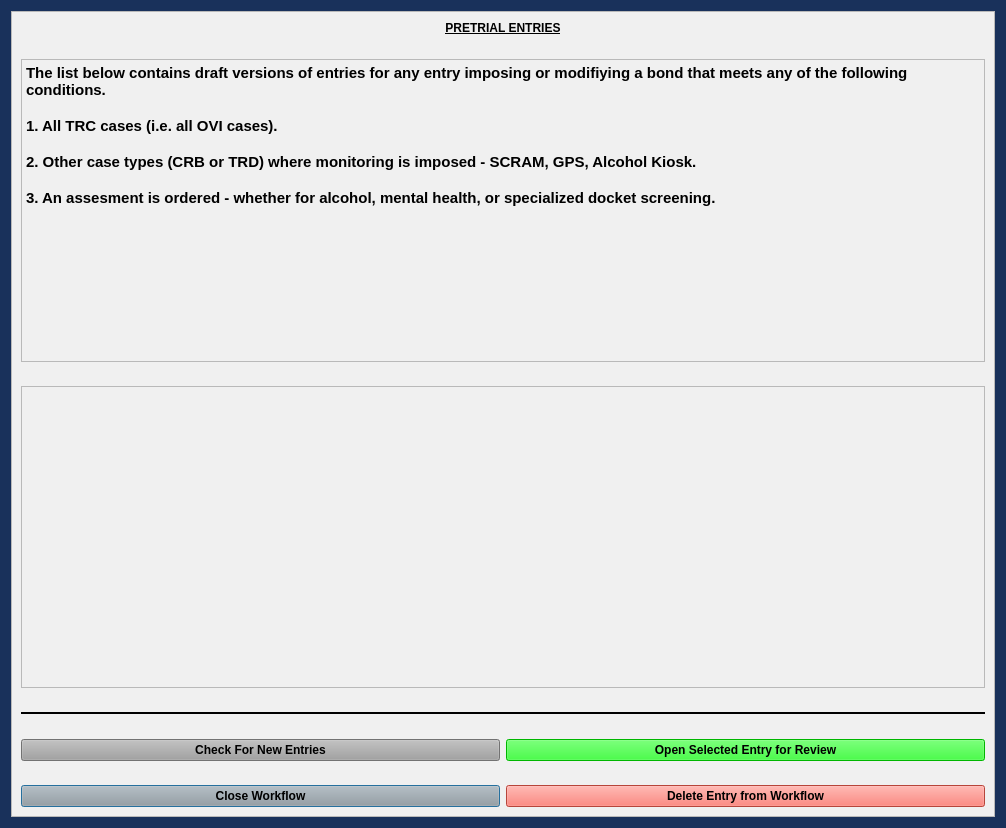
Before: the Qt Designer form munientry/views/ui/PretrialWorkflowDialog.ui in HunterProgram22/MuniEntry, drawn with Qt 5.
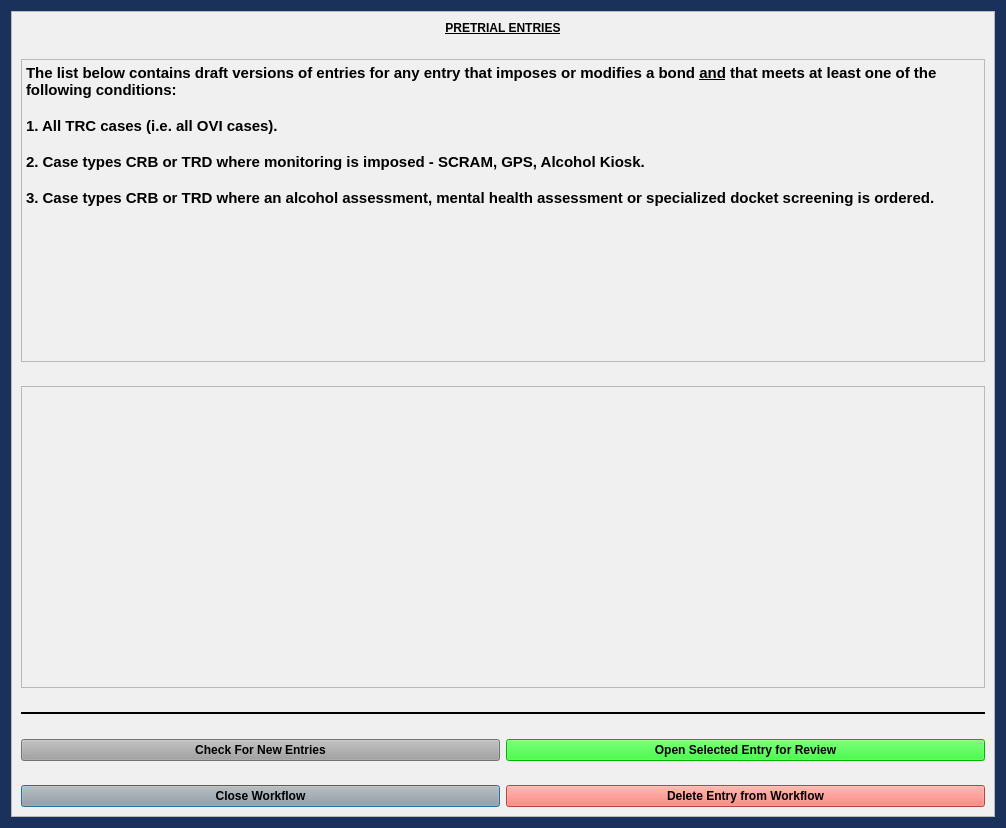
After: the same form once the commit is applied.

Commit message: Updated probation workflow instructions and subclassed.

Diff of the .ui file:
```diff
--- a/munientry/views/ui/PretrialWorkflowDialog.ui
+++ b/munientry/views/ui/PretrialWorkflowDialog.ui
@@ -158,13 +158,13 @@
 &lt;html&gt;&lt;head&gt;&lt;meta name=&quot;qrichtext&quot; content=&quot;1&quot; /&gt;&lt;style type=&quot;text/css&quot;&gt;
 p, li { white-space: pre-wrap; }
 &lt;/style&gt;&lt;/head&gt;&lt;body style=&quot; font-family:'Palatino Linotype'; font-size:11pt; font-weight:600; font-style:normal;&quot;&gt;
-&lt;p style=&quot; margin-top:0px; margin-bottom:0px; margin-left:0px; margin-right:0px; -qt-block-indent:0; text-indent:0px;&quot;&gt;The list below contains draft versions of entries for any entry imposing or modifiying a bond that meets any of the following conditions.&lt;/p&gt;
+&lt;p style=&quot; margin-top:0px; margin-bottom:0px; margin-left:0px; margin-right:0px; -qt-block-indent:0; text-indent:0px;&quot;&gt;The list below contains draft versions of entries for any entry that imposes or modifies a bond &lt;span style=&quot; text-decoration: underline;&quot;&gt;and&lt;/span&gt;&lt;span style=&quot; font-weight:400;&quot;&gt; &lt;/span&gt;that meets at least one of the following conditions:&lt;/p&gt;
 &lt;p style=&quot;-qt-paragraph-type:empty; margin-top:0px; margin-bottom:0px; margin-left:0px; margin-right:0px; -qt-block-indent:0; text-indent:0px;&quot;&gt;&lt;br /&gt;&lt;/p&gt;
 &lt;p style=&quot; margin-top:0px; margin-bottom:0px; margin-left:0px; margin-right:0px; -qt-block-indent:0; text-indent:0px;&quot;&gt;1. All TRC cases (i.e. all OVI cases).&lt;/p&gt;
 &lt;p style=&quot;-qt-paragraph-type:empty; margin-top:0px; margin-bottom:0px; margin-left:0px; margin-right:0px; -qt-block-indent:0; text-indent:0px;&quot;&gt;&lt;br /&gt;&lt;/p&gt;
-&lt;p style=&quot; margin-top:0px; margin-bottom:0px; margin-left:0px; margin-right:0px; -qt-block-indent:0; text-indent:0px;&quot;&gt;2. Other case types (CRB or TRD) where monitoring is imposed - SCRAM, GPS, Alcohol Kiosk.&lt;/p&gt;
+&lt;p style=&quot; margin-top:0px; margin-bottom:0px; margin-left:0px; margin-right:0px; -qt-block-indent:0; text-indent:0px;&quot;&gt;2. Case types CRB or TRD where monitoring is imposed - SCRAM, GPS, Alcohol Kiosk.&lt;/p&gt;
 &lt;p style=&quot;-qt-paragraph-type:empty; margin-top:0px; margin-bottom:0px; margin-left:0px; margin-right:0px; -qt-block-indent:0; text-indent:0px;&quot;&gt;&lt;br /&gt;&lt;/p&gt;
-&lt;p style=&quot; margin-top:0px; margin-bottom:0px; margin-left:0px; margin-right:0px; -qt-block-indent:0; text-indent:0px;&quot;&gt;3. An assesment is ordered - whether for alcohol, mental health, or specialized docket screening.&lt;/p&gt;&lt;/body&gt;&lt;/html&gt;</string>
+&lt;p style=&quot; margin-top:0px; margin-bottom:0px; margin-left:0px; margin-right:0px; -qt-block-indent:0; text-indent:0px;&quot;&gt;3. Case types CRB or TRD where an alcohol assessment, mental health assessment or specialized docket screening is ordered.&lt;/p&gt;&lt;/body&gt;&lt;/html&gt;</string>
         </property>
        </widget>
       </item>
```
The commit also changes 5 other files.
